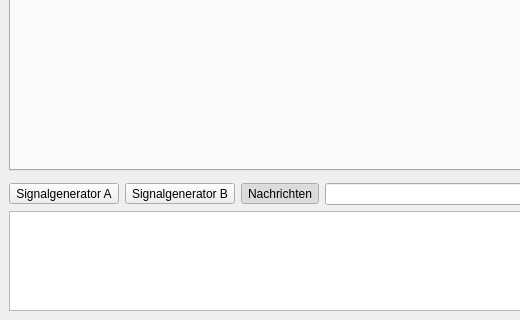
The window that lenlab/gui/mainwindow.ui (kalanzun/red_lenlab) describes before a commit, drawn with Qt 5; both pictures show x 0 to 520 and y 175 to 495 of the 628 by 495 pixel window.
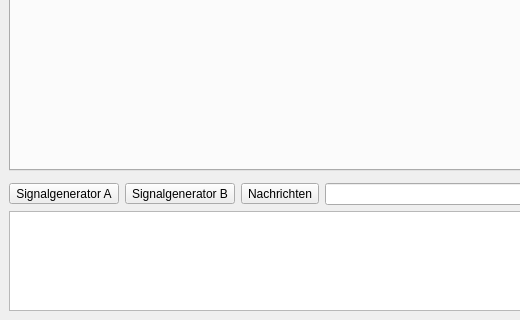
The same window after the commit. Custom widgets are drawn as their Qt base class.

Commit message: Hide log view by default

Diff of the .ui file:
```diff
--- a/lenlab/gui/mainwindow.ui
+++ b/lenlab/gui/mainwindow.ui
@@ -88,7 +88,7 @@
            <bool>true</bool>
           </property>
           <property name="checked">
-           <bool>true</bool>
+           <bool>false</bool>
           </property>
          </widget>
         </item>
```
Left out of the diff: 2 changed lines with no effect on the pictures. The commit also changes 1 other file.
